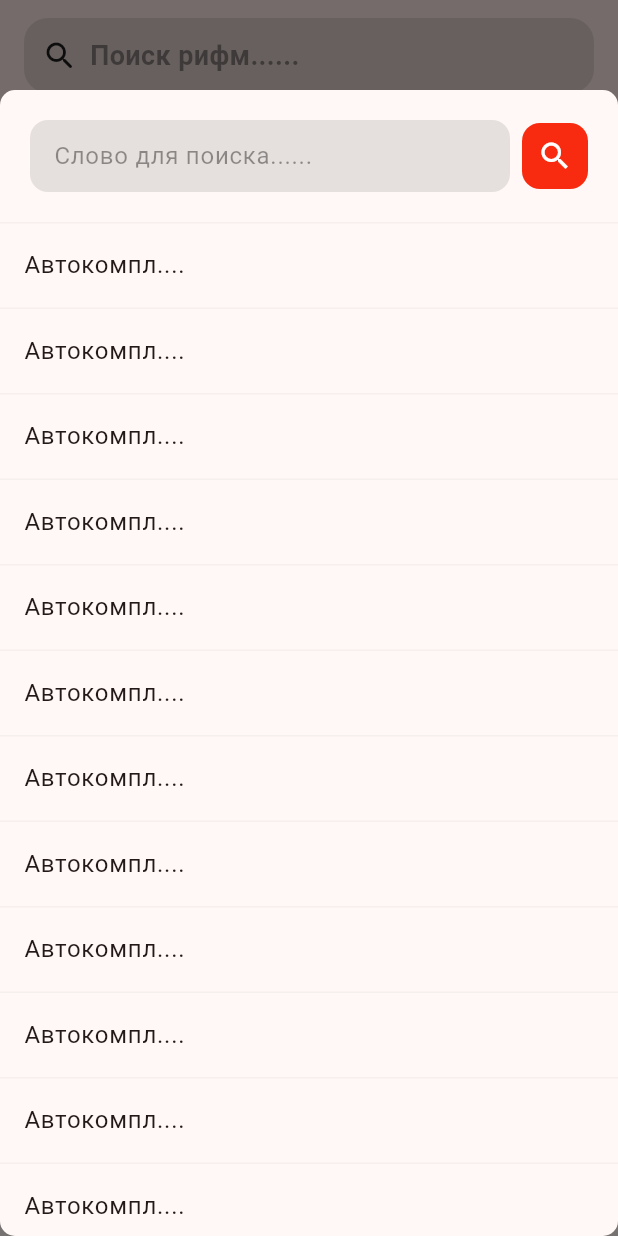
After one commit to engine1c/phymer, a Flutter app: the screen it shows after launch, scrolled down 576 dp, after a tap on "Поиск рифм......", on a phone screen of 412 x 824 dp. The commit adds this screen. Run offline on Flutter 3.47's test engine with Material 3 defaults, Android fonts, the phone set to English and light mode, and no system bars; our stand-ins replace auto_route.

Commit message:
version: 1.0.0+8

```diff
--- a/lib/features/favorites/view/favorites_screen.dart
+++ b/lib/features/favorites/view/favorites_screen.dart
@@ -1,6 +1,6 @@
 import 'package:auto_route/auto_route.dart';
 import 'package:flutter/material.dart';
-import 'package:rhymer/features/search/widgets/widgets.dart';
+import 'package:rhymer/ui/widgets/widgets.dart';
 
 @RoutePage()
 class FavoritesScreen extends StatelessWidget {
--- a/lib/features/search/view/search_screen.dart
+++ b/lib/features/search/view/search_screen.dart
@@ -13,8 +13,8 @@ class SearchScreen extends StatelessWidget {
   Widget build(BuildContext context) {
     return CustomScrollView(
       slivers: [
-        const SliverAppBar(
-          title: Text('Поиск'),
+        SliverAppBar(
+          title: const Text('Поиск'),
           //backgroundColor:  theme.primaryColor,
           pinned: true,
           snap: true,
@@ -22,8 +22,10 @@ class SearchScreen extends StatelessWidget {
           elevation: 0,
           surfaceTintColor: Colors.transparent,
           bottom: PreferredSize(
-            preferredSize: Size.fromHeight(70),
-            child: SearchButton(),
+            preferredSize: const Size.fromHeight(70),
+            child: SearchButton(
+              onTap: () => _showSearchBottomSheet(context),
+            ),
           ),
         ),
         const SliverToBoxAdapter(
@@ -61,4 +63,19 @@ class SearchScreen extends StatelessWidget {
       ],
     );
   }
+
+  Future<dynamic> _showSearchBottomSheet(
+    BuildContext context,
+  ) {
+    return showModalBottomSheet(
+      isScrollControlled: true,
+      backgroundColor: Colors.transparent,
+      elevation: 0,
+      context: context,
+      builder: (context) => const Padding(
+        padding: EdgeInsets.only(top: 60),
+        child: SearchRhimerBottomSheet(),
+      ),
+    );
+  }
 }
--- a/lib/features/search/widgets/search_button.dart
+++ b/lib/features/search/widgets/search_button.dart
@@ -3,12 +3,17 @@ import 'package:flutter/material.dart';
 class SearchButton extends StatelessWidget {
   const SearchButton({
     super.key,
+    required this.onTap,
   });
+
+  final VoidCallback onTap;
 
   @override
   Widget build(BuildContext context) {
     final theme = Theme.of(context);
-    return Container(
+    return GestureDetector(
+      onTap: onTap,
+      child: Container(
         margin: const EdgeInsets.symmetric(horizontal: 16).copyWith(bottom: 8),
         width: double.infinity,
         decoration: BoxDecoration(
@@ -22,7 +27,7 @@ class SearchButton extends StatelessWidget {
               width: 8,
             ),
             Text(
-            'Search...',
+              'Поиск рифм......',
               style: TextStyle(
                   fontSize: 18,
                   color: theme.hintColor.withOpacity(0.4),
@@ -30,6 +35,7 @@ class SearchButton extends StatelessWidget {
             ),
           ],
         ),
+      ),
     );
   }
 }
--- /dev/null
+++ b/lib/features/search/widgets/search_rhimer_bottom_sheet.dart
@@ -0,0 +1,70 @@
+import 'package:flutter/material.dart';
+import 'package:rhymer/ui/widgets/widgets.dart';
+
+class SearchRhimerBottomSheet extends StatelessWidget {
+  const SearchRhimerBottomSheet({
+    super.key,
+  });
+
+  @override
+  Widget build(BuildContext context) {
+    final theme = Theme.of(context);
+    return BaseBottomSheet(
+        child: Column(
+      children: [
+        Padding(
+          padding: const EdgeInsets.all(20.0),
+          child: Row(
+            children: [
+              Expanded(
+                  child: Container(
+                      decoration: BoxDecoration(
+                          color: theme.hintColor.withOpacity(0.1),
+                          borderRadius: BorderRadius.circular(12)),
+                      child: TextField(
+                        decoration: InputDecoration(
+                            hintText: 'Слово для поиска......',
+                            hintStyle: TextStyle(
+                              color: theme.hintColor.withOpacity(0.4),
+                            ),
+                            contentPadding:
+                                const EdgeInsets.symmetric(horizontal: 12),
+                            enabledBorder: const OutlineInputBorder(
+                                borderSide: BorderSide.none),
+                            border: const OutlineInputBorder(
+                                borderSide: BorderSide.none)),
+                      ))),
+              const SizedBox(
+                width: 8,
+              ),
+              Container(
+                width: 44,
+                height: 44,
+                decoration: BoxDecoration(
+                    color: theme.primaryColor,
+                    borderRadius: BorderRadius.circular(12)),
+                child: const Icon(
+                  Icons.search,
+                  color: Colors.white,
+                ),
+              ),
+            ],
+          ),
+        ),
+        const Divider(
+          height: 1,
+        ),
+        Expanded(
+            child: ListView.separated(
+                itemBuilder: (context, index) => ListTile(
+                      title: const Text('Автокомпл....'),
+                      onTap: () {},
+                    ),
+                separatorBuilder: (context, _) => const Divider(
+                      height: 1,
+                    ),
+                itemCount: 15))
+      ],
+    ));
+  }
+}
--- a/lib/features/search/widgets/widgets.dart
+++ b/lib/features/search/widgets/widgets.dart
@@ -1,2 +1,2 @@
-export 'rhyme_list_card.dart';
 export 'search_button.dart';
+export 'search_rhimer_bottom_sheet.dart';
--- a/lib/ui/them/them.dart
+++ b/lib/ui/them/them.dart
@@ -2,6 +2,7 @@ import 'package:flutter/material.dart';
 
 const primaryColor = Color(0xFFF82B10);
 final themeData = ThemeData(
+    dividerTheme: DividerThemeData(color: Colors.grey.withOpacity(0.1)),
     primaryColor: primaryColor,
     scaffoldBackgroundColor: const Color(0xffeff1f3),
     colorScheme: ColorScheme.fromSeed(seedColor: primaryColor),
--- /dev/null
+++ b/lib/ui/widgets/base_bottom_sheet.dart
@@ -0,0 +1,23 @@
+import 'package:flutter/material.dart';
+
+class BaseBottomSheet extends StatelessWidget {
+  const BaseBottomSheet({
+    super.key,
+    required this.child,
+  });
+
+  final Widget child;
+
+  @override
+  Widget build(BuildContext context) {
+    return Container(
+      decoration: BoxDecoration(
+          color: Theme.of(context).canvasColor,
+          borderRadius: BorderRadius.circular(10)),
+      child: SizedBox(
+        width: double.infinity,
+        child: child,
+      ),
+    );
+  }
+}
--- a/lib/ui/widgets/widgets.dart
+++ b/lib/ui/widgets/widgets.dart
@@ -1,2 +1,4 @@
+export 'base_bottom_sheet.dart';
 export 'base_container.dart';
 export 'rhyme_history_card.dart';
+export 'rhyme_list_card.dart';
--- a/pubspec.yaml
+++ b/pubspec.yaml
@@ -1,7 +1,7 @@
 name: rhymer
 description: A new Flutter project.
 
-version: 1.0.0+7
+version: 1.0.0+8
 
 environment:
   sdk: ">=3.1.0 <4.0.0"
```
Also changed, not shown: lib/ui/widgets/rhyme_list_card.dart (renamed from lib/features/search/widgets/rhyme_list_card.dart). Lines whose indentation alone changed are shown as unchanged.
